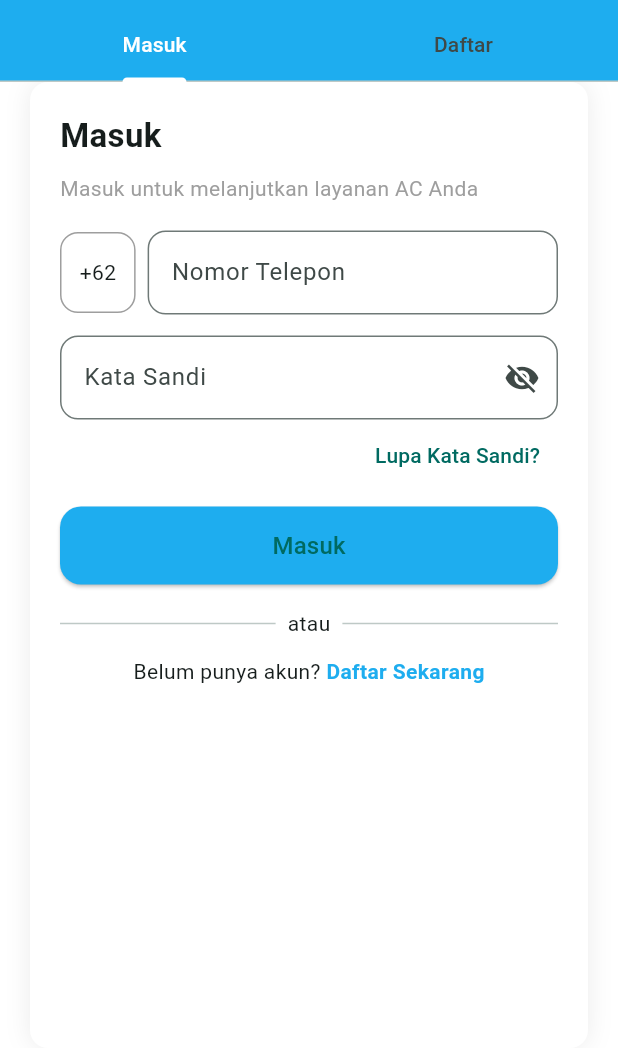
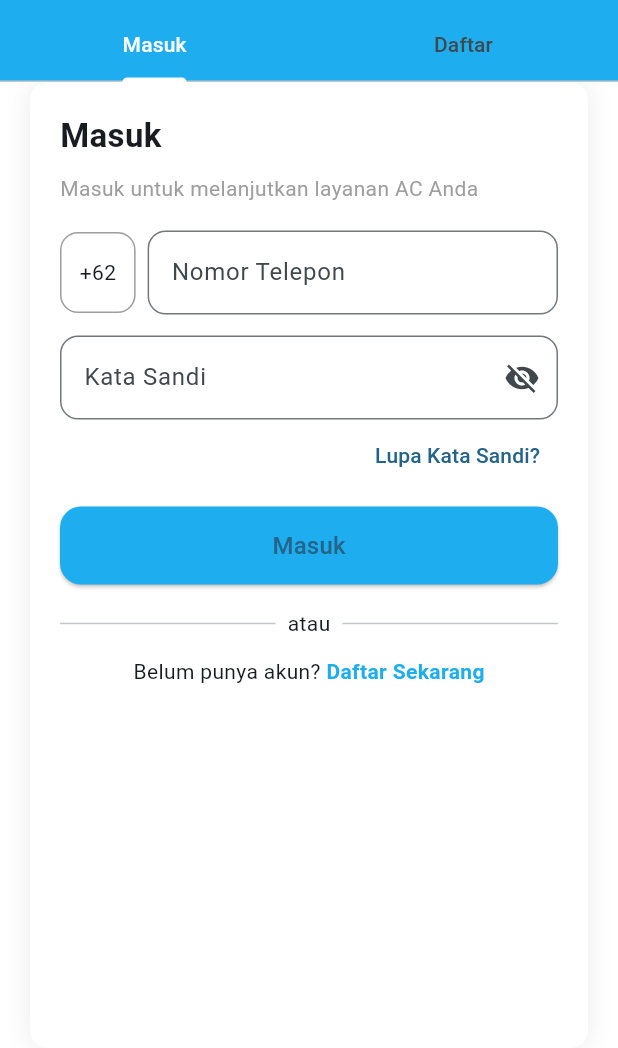
Before and after one commit to willyyypatootieee/acost, a Flutter app: the AuthScreen screen opened by its route, on a phone screen of 412 x 824 dp, the part 188-1236 px from its top. Run offline on Flutter 3.47's test engine with Material 3 defaults, Android fonts, the phone set to English and light mode, and no system bars; our stand-ins replace shared_preferences; accounts and stored records are empty.

Commit message:
feat: add design system

```diff
--- a/lib/core/theme/app_colors.dart
+++ b/lib/core/theme/app_colors.dart
@@ -1,8 +1,22 @@
 import 'package:flutter/material.dart';
 
 class AppColors {
-  static const brand = Color(0xFF0D9488);
-  static const brandDark = Color(0xFF0F766E);
-  static const backgroundLight = Color(0xFFF8FAFC);
-  static const backgroundDark = Color(0xFF0B1220);
+  static const Color primary = Color(0xFF1EADEF);
+  static const Color primaryLight = Color(0xFF81D4FA);
+  static const Color background = Colors.white;
+  static const Color backgroundLight = Color(0xFFF8FAFC);
+  static const Color backgroundDark = Color(0xFF0B1220);
+
+  static const Color textPrimary = Color(0xFF1E1E1E);
+  static const Color textSecondary = Color(0xFF757575);
+  static const Color border = Color(0xFFE0E0E0);
+  static const Color developerModeBg = Color(0xFFF0F8FF);
+
+  static const Color inputBackground = Colors.white;
+  static const Color infoBackground = Color(0xFFE8FAF6);
+  static const Color infoText = Color(0xFF00796B);
+
+  // Brand alternatives if needed
+  static const brand = primary;
+  static const brandDark = Color(0xFF0B80B5);
 }
```
Also changed, not shown: lib/core/widgets/app_button.dart (added, +47 -0 lines), lib/core/widgets/app_text_field.dart (added, +61 -0 lines).
